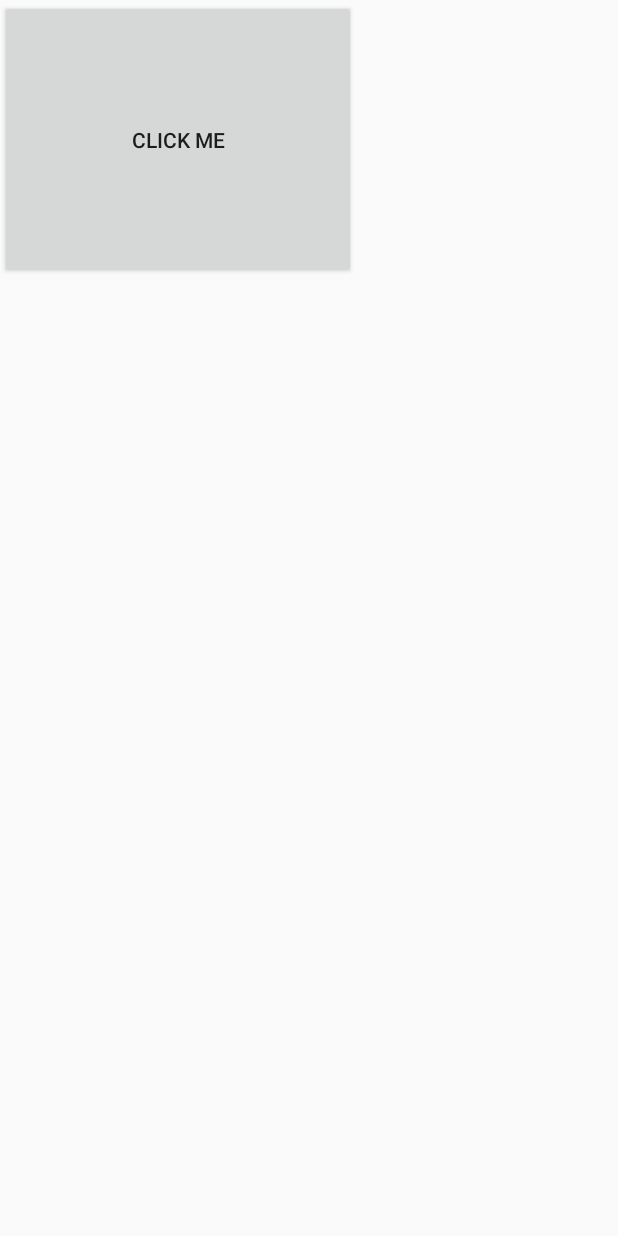
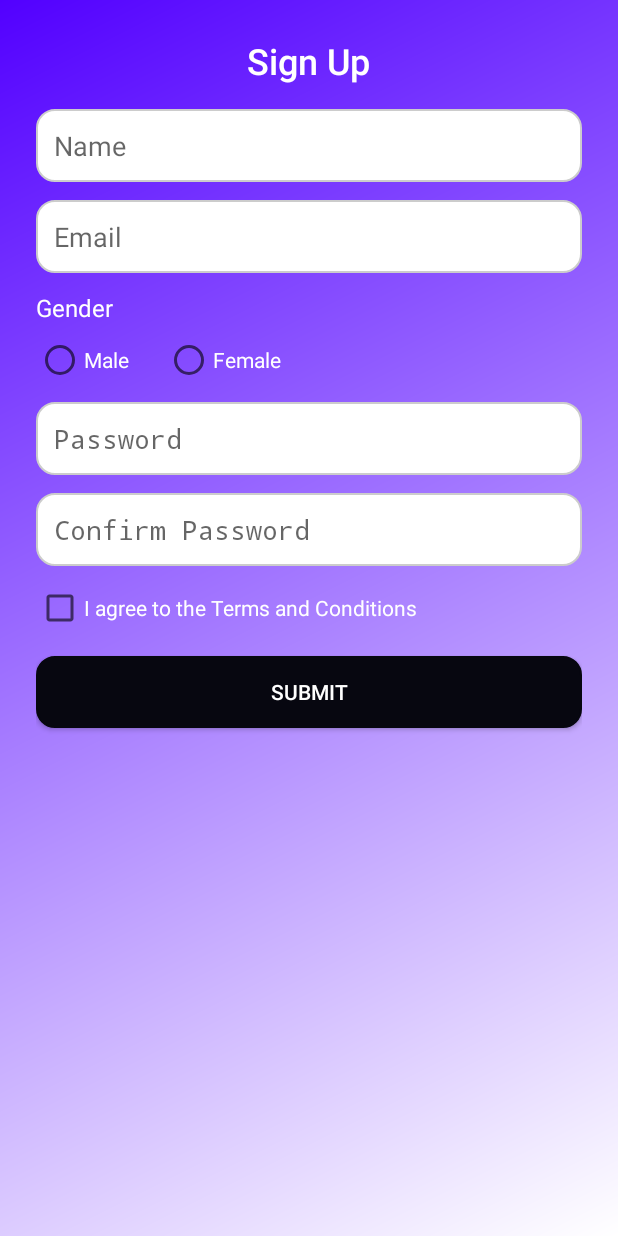
Before and after one commit to nahian00777/AndroidDevLearning, an Android app built with Jetpack Compose: the screen it shows after launch (MainActivity), on a phone screen of 412 x 824 dp. Run offline under Robolectric (Android 15) with nearby library versions, the phone set to English and light mode, and no system bars.

Commit message:
Sign Up Page

```diff
--- a/app/src/main/java/com/example/myfirstapp/MainActivity.kt
+++ b/app/src/main/java/com/example/myfirstapp/MainActivity.kt
@@ -18,16 +18,16 @@ class MainActivity : ComponentActivity() {
     override fun onCreate(savedInstanceState: Bundle?) {
         super.onCreate(savedInstanceState)
         setContentView(R.layout.activity_main)
-        val button = findViewById<Button>(R.id.button1)
-        if (button != null) {
-            button.setOnClickListener {
-                if(button.text == "Click Me") {
-                    button.text = "Hello"
-                } else {
-                    button.text = "Click Me"
-                }
-            }
-        }
+//        val button = findViewById<Button>(R.id.button1)
+//        if (button != null) {
+//            button.setOnClickListener {
+//                if(button.text == "Click Me") {
+//                    button.text = "Hello"
+//                } else {
+//                    button.text = "Click Me"
+//                }
+//            }
+//        }
 //        enableEdgeToEdge()
 //        setContent {
 //            MyFirstAppTheme {
--- /dev/null
+++ b/app/src/main/res/drawable/background_gradient.xml
@@ -0,0 +1,6 @@
+<shape xmlns:android="http://schemas.android.com/apk/res/android">
+    <gradient
+        android:angle="135"
+        android:endColor="#5200FF"
+        android:startColor="#FFFFFF" />
+</shape>
--- /dev/null
+++ b/app/src/main/res/drawable/rounded_background.xml
@@ -0,0 +1,6 @@
+<shape xmlns:android="http://schemas.android.com/apk/res/android">
+    <solid android:color="#FFFFFF"/>
+    <corners android:radius="12dp"/> <!-- Adjust the radius for more or less rounding -->
+    <padding android:left="8dp" android:right="8dp" android:top="4dp" android:bottom="4dp"/>
+    <stroke android:width="1dp" android:color="#CCCCCC"/> <!-- Optional border color -->
+</shape>
--- a/app/src/main/res/layout/activity_main.xml
+++ b/app/src/main/res/layout/activity_main.xml
@@ -1,11 +1,108 @@
 <?xml version="1.0" encoding="utf-8"?>
 <LinearLayout xmlns:android="http://schemas.android.com/apk/res/android"
     android:layout_width="match_parent"
-    android:layout_height="match_parent">
+    android:layout_height="match_parent"
+    android:background="@drawable/background_gradient"
+    android:orientation="vertical"
+    android:padding="24dp"> <!-- Apply gradient background -->
+
+    <!-- Title for the page -->
+    <TextView
+        android:layout_width="wrap_content"
+        android:layout_height="wrap_content"
+        android:layout_gravity="center"
+        android:fontFamily="sans-serif-medium"
+        android:paddingBottom="16dp"
+        android:text="Sign Up"
+        android:textColor="#FFFFFF"
+        android:textSize="24sp" />
+
+    <EditText
+        android:id="@+id/name"
+        android:layout_width="match_parent"
+        android:layout_height="wrap_content"
+        android:layout_marginBottom="12dp"
+        android:background="@drawable/rounded_background"
+        android:hint="Name"
+        android:padding="12dp" />
+
+    <EditText
+        android:id="@+id/email"
+        android:layout_width="match_parent"
+        android:layout_height="wrap_content"
+        android:layout_marginBottom="12dp"
+        android:background="@drawable/rounded_background"
+        android:hint="Email"
+        android:inputType="textEmailAddress"
+        android:padding="12dp" />
+
+    <TextView
+        android:layout_width="wrap_content"
+        android:layout_height="wrap_content"
+        android:layout_marginBottom="8dp"
+        android:text="Gender"
+        android:textColor="#FFFFFF"
+        android:textSize="16sp" />
+
+    <RadioGroup
+        android:layout_width="match_parent"
+        android:layout_height="wrap_content"
+        android:layout_marginBottom="12dp"
+        android:orientation="horizontal">
+
+        <RadioButton
+            android:id="@+id/radio_male"
+            android:layout_width="wrap_content"
+            android:layout_height="wrap_content"
+            android:text="Male"
+            android:textColor="#FFFFFF" />
+
+        <RadioButton
+            android:id="@+id/radio_female"
+            android:layout_width="wrap_content"
+            android:layout_height="wrap_content"
+            android:layout_marginStart="24dp"
+            android:text="Female"
+            android:textColor="#FFFFFF" />
+    </RadioGroup>
+
+
+    <EditText
+        android:id="@+id/password"
+        android:layout_width="match_parent"
+        android:layout_height="wrap_content"
+        android:layout_marginBottom="12dp"
+        android:background="@drawable/rounded_background"
+        android:hint="Password"
+        android:inputType="textPassword"
+        android:padding="12dp" />
+
+    <EditText
+        android:id="@+id/password2"
+        android:layout_width="match_parent"
+        android:layout_height="wrap_content"
+        android:layout_marginBottom="12dp"
+        android:background="@drawable/rounded_background"
+        android:hint="Confirm Password"
+        android:inputType="textPassword"
+        android:padding="12dp" />
+
+    <CheckBox
+        android:id="@+id/checkbox_terms"
+        android:layout_width="wrap_content"
+        android:layout_height="wrap_content"
+        android:layout_marginBottom="16dp"
+        android:text="I agree to the Terms and Conditions"
+        android:textColor="#FFFFFF" />
 
     <Button
-        android:id="@+id/button1"
-        android:layout_width="237dp"
-        android:layout_height="186dp"
-        android:text="click me" />
+        android:id="@+id/submit_button"
+        android:layout_width="match_parent"
+        android:layout_height="wrap_content"
+        android:background="@drawable/rounded_background"
+        android:backgroundTint="#070710"
+        android:fontFamily="sans-serif-medium"
+        android:padding="12dp"
+        android:text="Submit"
+        android:textColor="#FFFFFF" />
 </LinearLayout>
```
